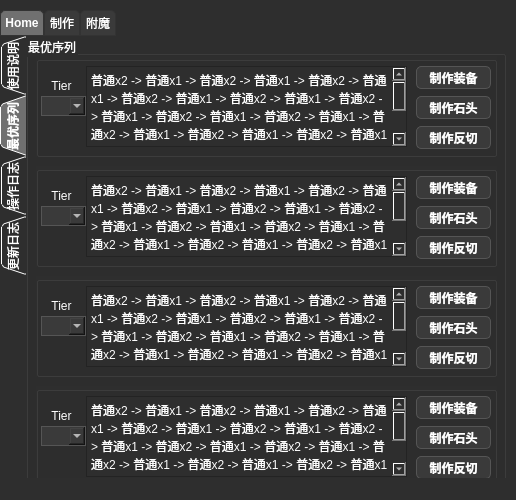
Above: Qt_MVC_cscalc/ui/main_window.ui from Seymour-ye/shoptitans before the change. Below: the same form after it.
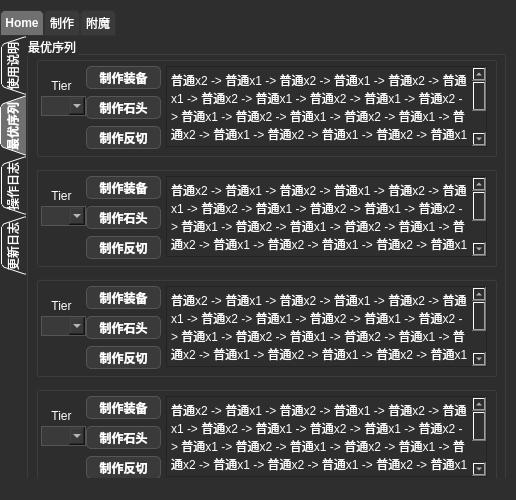
That is the form after the change. The open tabs and pages were chosen to show the change.

Commit message: move the buttons to the left side, fixed statusbar log display rich text issue, fixed enchantment sequences reload issue, fixed problem with analysing empty enchantment sequences.

```diff
--- a/Qt_MVC_cscalc/ui/main_window.ui
+++ b/Qt_MVC_cscalc/ui/main_window.ui
@@ -234,7 +234,7 @@
          <widget class="QPushButton" name="craft_summary_craft_item_0">
           <property name="geometry">
            <rect>
-            <x>380</x>
+            <x>50</x>
             <y>10</y>
             <width>75</width>
             <height>23</height>
@@ -247,7 +247,7 @@
          <widget class="QPushButton" name="craft_summary_craft_stone_0">
           <property name="geometry">
            <rect>
-            <x>380</x>
+            <x>50</x>
             <y>40</y>
             <width>75</width>
             <height>23</height>
@@ -260,7 +260,7 @@
          <widget class="QPushButton" name="craft_summary_craft_backswitch_0">
           <property name="geometry">
            <rect>
-            <x>380</x>
+            <x>50</x>
             <y>70</y>
             <width>75</width>
             <height>23</height>
@@ -309,7 +309,7 @@
          <widget class="QTextBrowser" name="best_sequence_display_0">
           <property name="geometry">
            <rect>
-            <x>50</x>
+            <x>130</x>
             <y>10</y>
             <width>321</width>
             <height>81</height>
@@ -345,7 +345,7 @@
          <widget class="QPushButton" name="craft_summary_craft_item_1">
           <property name="geometry">
            <rect>
-            <x>380</x>
+            <x>50</x>
             <y>10</y>
             <width>75</width>
             <height>23</height>
@@ -358,7 +358,7 @@
          <widget class="QPushButton" name="craft_summary_craft_stone_1">
           <property name="geometry">
            <rect>
-            <x>380</x>
+            <x>50</x>
             <y>40</y>
             <width>75</width>
             <height>23</height>
@@ -371,7 +371,7 @@
          <widget class="QPushButton" name="craft_summary_craft_backswitch_1">
           <property name="geometry">
            <rect>
-            <x>380</x>
+            <x>50</x>
             <y>70</y>
             <width>75</width>
             <height>23</height>
@@ -420,7 +420,7 @@
          <widget class="QTextBrowser" name="best_sequence_display_1">
           <property name="geometry">
            <rect>
-            <x>50</x>
+            <x>130</x>
             <y>10</y>
             <width>321</width>
             <height>81</height>
@@ -456,7 +456,7 @@
          <widget class="QPushButton" name="craft_summary_craft_item_2">
           <property name="geometry">
            <rect>
-            <x>380</x>
+            <x>50</x>
             <y>10</y>
             <width>75</width>
             <height>23</height>
@@ -469,7 +469,7 @@
          <widget class="QPushButton" name="craft_summary_craft_stone_2">
           <property name="geometry">
            <rect>
-            <x>380</x>
+            <x>50</x>
             <y>40</y>
             <width>75</width>
             <height>23</height>
@@ -482,7 +482,7 @@
          <widget class="QPushButton" name="craft_summary_craft_backswitch_2">
           <property name="geometry">
            <rect>
-            <x>380</x>
+            <x>50</x>
             <y>70</y>
             <width>75</width>
             <height>23</height>
@@ -531,7 +531,7 @@
          <widget class="QTextBrowser" name="best_sequence_display_2">
           <property name="geometry">
            <rect>
-            <x>50</x>
+            <x>130</x>
             <y>10</y>
             <width>321</width>
             <height>81</height>
@@ -567,7 +567,7 @@
          <widget class="QPushButton" name="craft_summary_craft_item_3">
           <property name="geometry">
            <rect>
-            <x>380</x>
+            <x>50</x>
             <y>10</y>
             <width>75</width>
             <height>23</height>
@@ -580,7 +580,7 @@
          <widget class="QPushButton" name="craft_summary_craft_stone_3">
           <property name="geometry">
            <rect>
-            <x>380</x>
+            <x>50</x>
             <y>40</y>
             <width>75</width>
             <height>23</height>
@@ -593,7 +593,7 @@
          <widget class="QPushButton" name="craft_summary_craft_backswitch_3">
           <property name="geometry">
            <rect>
-            <x>380</x>
+            <x>50</x>
             <y>70</y>
             <width>75</width>
             <height>23</height>
@@ -642,7 +642,7 @@
          <widget class="QTextBrowser" name="best_sequence_display_3">
           <property name="geometry">
            <rect>
-            <x>50</x>
+            <x>130</x>
             <y>10</y>
             <width>321</width>
             <height>81</height>
```
Left out of the diff: 16 changed lines with no effect on the pictures. The commit also changes 4 other files.
